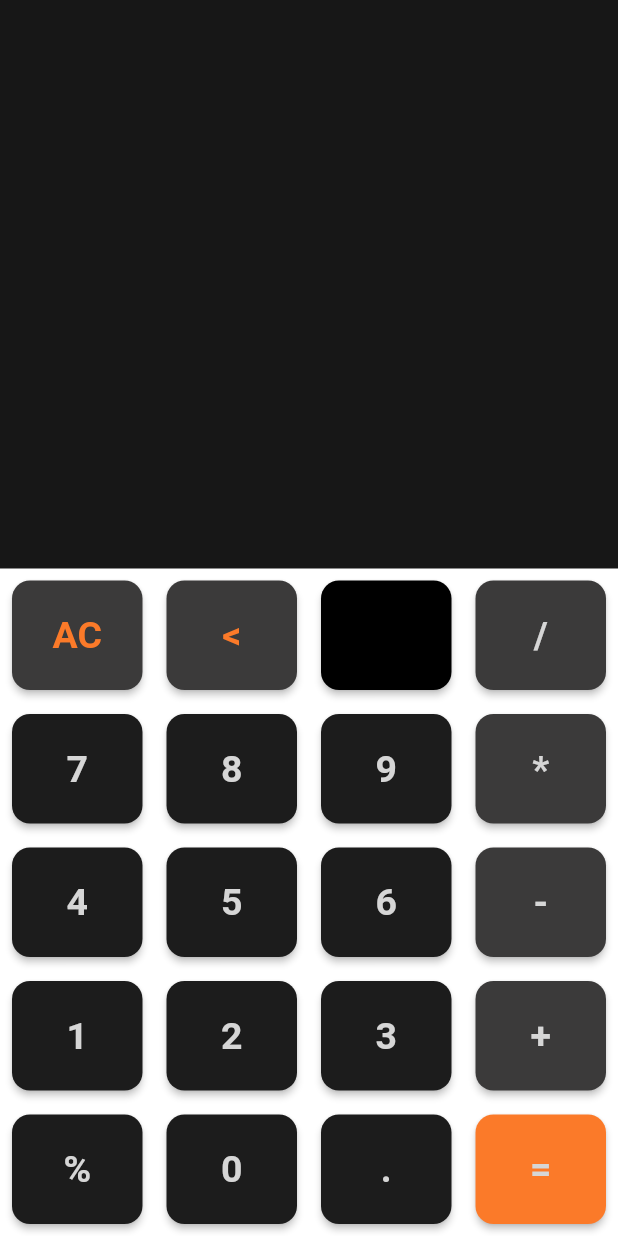
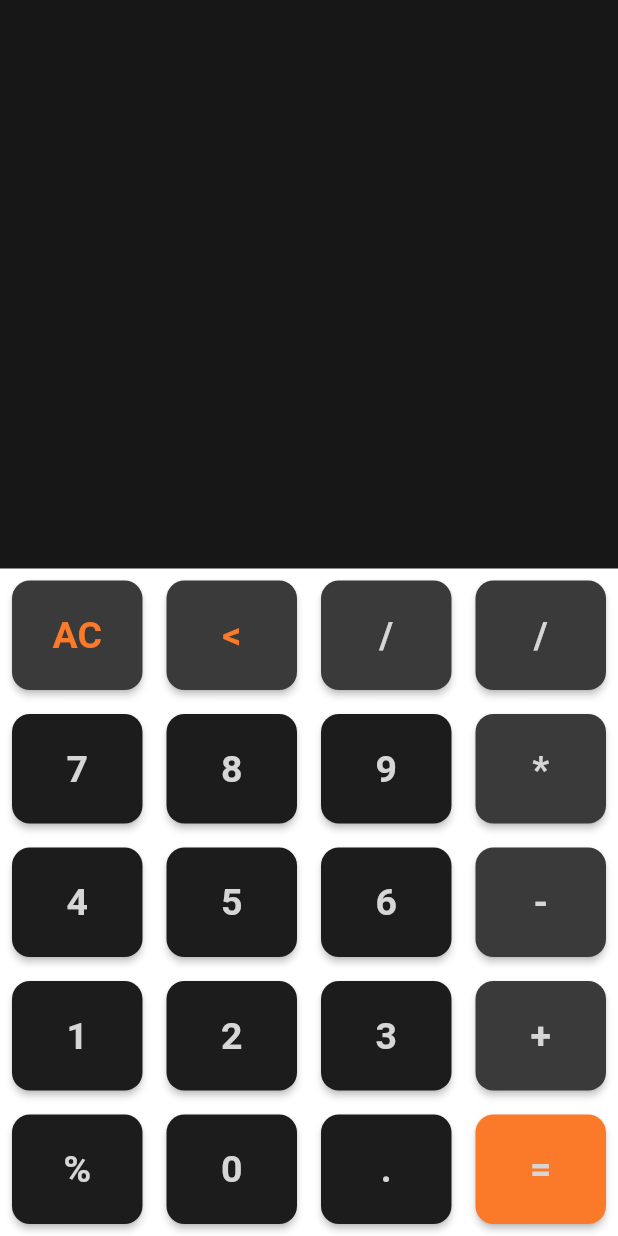
Before and after one commit to aakashchamola/calculator_1, a Flutter app: the screen it shows after launch, on a phone screen of 412 x 824 dp. Run offline on Flutter 3.47's test engine with Material 2 defaults, Android fonts, the phone set to English and light mode, and no system bars; our stand-ins replace fluttertoast, math_expressions.

Commit message:
app name and some other changes i added for fun not part of calci

```diff
--- a/lib/constants.dart
+++ b/lib/constants.dart
@@ -10,3 +10,5 @@ class AppColors {
   static const Color buttonTextWhite1 = Color.fromARGB(255, 214, 214, 214);
   static const Color buttonTextOrange2 = Color.fromARGB(255, 251, 122, 41);
 }
+
+const String madao = 'lib/madao.png';
--- a/lib/main.dart
+++ b/lib/main.dart
@@ -176,9 +176,38 @@ class _CalculatorState extends State<Calculator> {
                   textColor: AppColors.buttonTextOrange2,
                   buttonColor: AppColors.bgButtonBlack2,
                 ),
+                // this expanded widget is not related to code, i just added it here for fun
+                // Expanded(
+                //     child: Container(
+                //         margin: const EdgeInsets.all(8),
+                //         child: ElevatedButton(
+                //           onPressed: () async {
+                //             await showDialog(
+                //               context: context,
+                //               builder: (_) => Dialog(
+                //                 child: Container(
+                //                   width: 300,
+                //                   height: 300,
+                //                   decoration: const BoxDecoration(
+                //                       image: DecorationImage(
+                //                           image: ExactAssetImage(madao),
+                //                           fit: BoxFit.cover)),
+                //                 ),
+                //               ),
+                //             );
+                //           },
+                //           style: ElevatedButton.styleFrom(
+                //               shape: RoundedRectangleBorder(
+                //                   borderRadius: BorderRadius.circular(12)),
+                //               padding: const EdgeInsets.all(22),
+                //               backgroundColor: Colors.black),
+                //           child: const Text(''),
+                //         ))),
+                // you can comment out the part above, from Expanded, as it is not part of calculator
+                // and just add the following code in place of Expanded :
                 button(
-                  text: '',
-                  buttonColor: AppColors.bgBlack,
+                  text: '/',
+                  buttonColor: AppColors.bgButtonBlack2,
                 ),
                 button(
                   text: '/',
```
Also changed, not shown: 2 other files.
